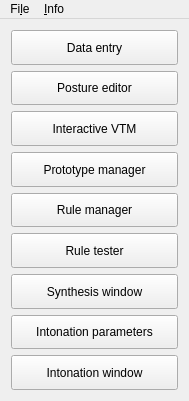
Qt form ui/MainWindow.ui (mym-br/gama_tts_editor) before a commit.
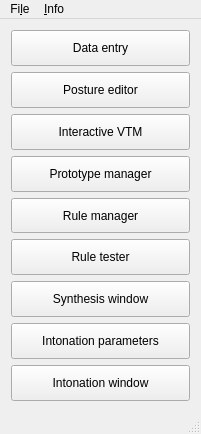
The same form after that commit.

Commit message: Show messages in status bar and enable menu shortcuts.

```diff
--- a/ui/MainWindow.ui
+++ b/ui/MainWindow.ui
@@ -6,8 +6,8 @@
    <rect>
     <x>0</x>
     <y>0</y>
-    <width>189</width>
-    <height>401</height>
+    <width>201</width>
+    <height>434</height>
    </rect>
   </property>
   <property name="sizePolicy">
@@ -187,7 +187,7 @@
     <rect>
      <x>0</x>
      <y>0</y>
-     <width>189</width>
+     <width>201</width>
      <height>32</height>
     </rect>
    </property>
@@ -212,6 +212,7 @@
    <addaction name="menuFile"/>
    <addaction name="menuInfo"/>
   </widget>
+  <widget class="QStatusBar" name="statusBar"/>
   <action name="quitAction">
    <property name="text">
     <string>&amp;Quit</string>
```
Left out of the diff: 15 changed lines with no effect on the pictures. The commit also changes 1 other file.
